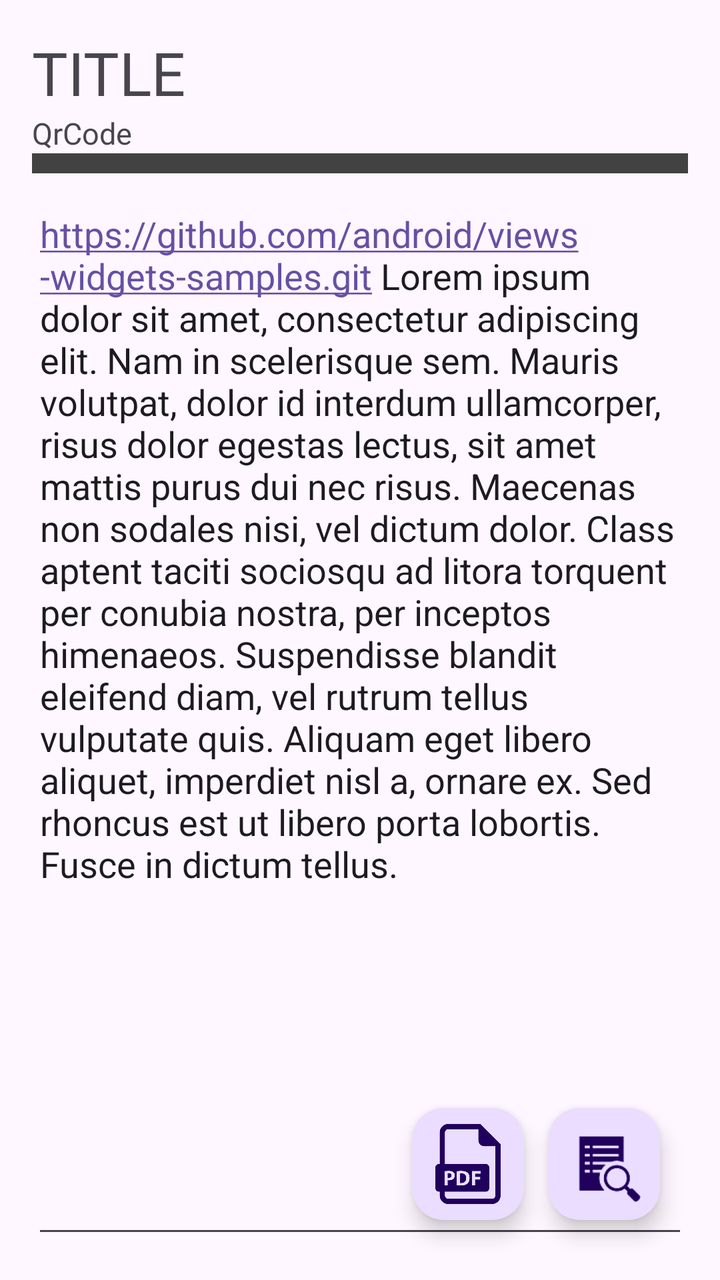
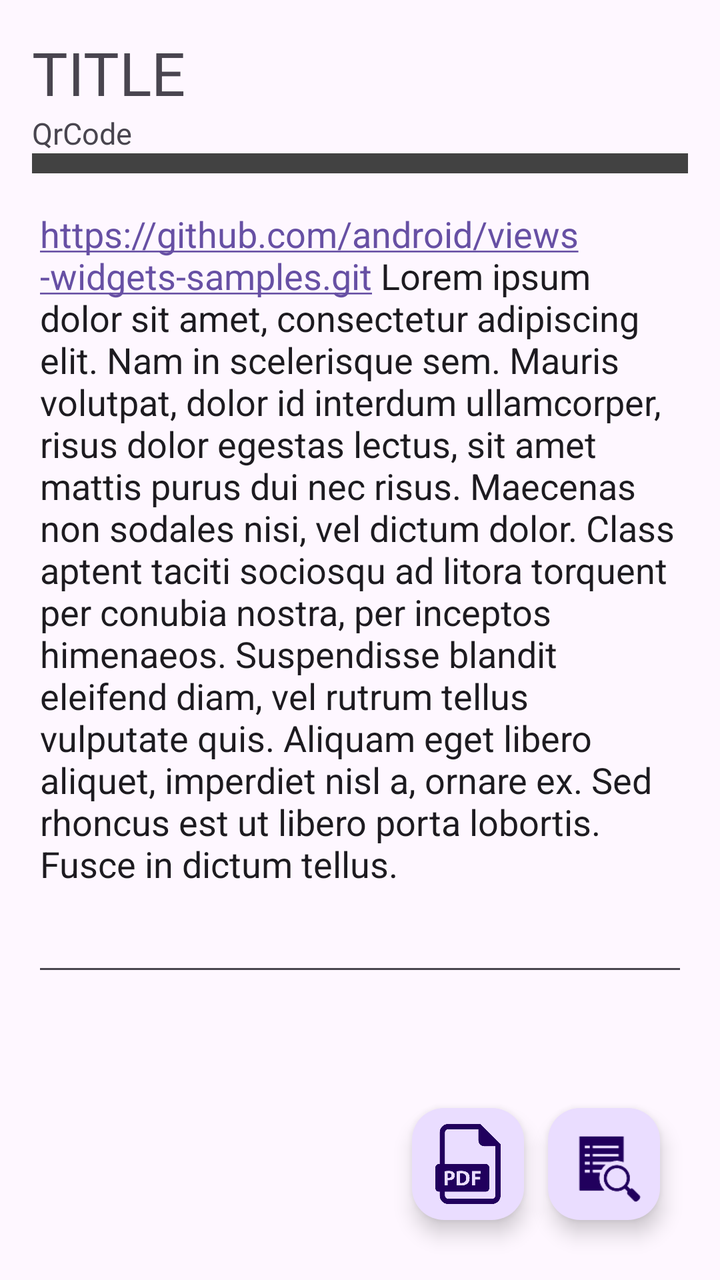

Compare the two renders of this Android layout. The source of the first and the diff that turns it into the second are given below.
<!-- AndroidManifest.xml: application theme Theme.QrNotes -->
<!-- res/layout/fragment_second.xml -->
<?xml version="1.0" encoding="utf-8"?>
<androidx.coordinatorlayout.widget.CoordinatorLayout xmlns:android="http://schemas.android.com/apk/res/android"
    xmlns:app="http://schemas.android.com/apk/res-auto"
    xmlns:tools="http://schemas.android.com/tools"
    android:layout_width="match_parent"
    android:layout_height="match_parent">

    <ScrollView
        android:layout_width="match_parent"
        android:layout_height="match_parent"
        android:fillViewport="true"
        app:layout_constraintBottom_toBottomOf="parent"
        app:layout_constraintEnd_toEndOf="parent"
        app:layout_constraintStart_toStartOf="parent"
        app:layout_constraintTop_toTopOf="parent">
    <androidx.constraintlayout.widget.ConstraintLayout
        android:layout_width="match_parent"
        android:layout_height="match_parent"
        android:padding="16dp">

        <TextView

            android:id="@+id/tileText"
            android:layout_width="wrap_content"
            android:layout_height="wrap_content"
            android:text="TITLE"
            android:textSize="30sp"
            app:layout_constraintStart_toStartOf="parent"
            app:layout_constraintTop_toTopOf="parent"
            tools:ignore="HardcodedText" />

        <TextView
            android:id="@+id/qrCode"
            android:layout_width="wrap_content"
            android:layout_height="wrap_content"
            android:text="QrCode"
            android:textSize="15sp"
            app:layout_constraintStart_toStartOf="parent"
            app:layout_constraintTop_toBottomOf="@id/tileText"
            tools:ignore="HardcodedText" />

        

        <androidx.recyclerview.widget.RecyclerView
            android:id="@+id/recycler_view_images"
            android:layout_width="match_parent"
            android:layout_height="wrap_content"
            app:layout_constraintStart_toStartOf="parent"
            app:layout_constraintTop_toBottomOf="@+id/qrCode" />

        <androidx.recyclerview.widget.RecyclerView
            android:id="@+id/recycler_view_files"
            android:layout_width="match_parent"
            android:minHeight="10dp"
            android:background="@color/cardview_dark_background"
            android:layout_height="wrap_content"
            android:maxHeight="400dp"
            android:orientation="vertical"
            android:scrollbars="vertical"
            android:scrollbarAlwaysDrawVerticalTrack="true"
            app:layout_constraintStart_toStartOf="parent"
            app:layout_constraintTop_toBottomOf="@+id/recycler_view_images" />
        <TextView
            android:id="@+id/text_view_empty_documents"
            android:layout_width="wrap_content"
            android:layout_height="wrap_content"
            android:text="No documents found"
            android:textSize="16sp"
            android:visibility="gone"
        app:layout_constraintTop_toTopOf="@id/recycler_view_files"
        app:layout_constraintBottom_toBottomOf="@id/recycler_view_files"
        app:layout_constraintStart_toStartOf="@id/recycler_view_files"
        app:layout_constraintEnd_toEndOf="@id/recycler_view_files"
        tools:visibility="visible" />

        <EditText
            android:id="@+id/edittext_second"

            android:layout_width="0dp"
            android:layout_height="0dp"


            android:layout_marginTop="8dp"
            android:gravity="top|start"
            android:autoLink="web|email"
            android:inputType="textMultiLine"
            android:linksClickable="true"
            android:minHeight="150dp"
            android:text="@string/lorem_ipsum"
            android:textAlignment="viewStart"
            app:layout_constraintBottom_toBottomOf="parent"
            app:layout_constraintEnd_toEndOf="parent"
            app:layout_constraintStart_toStartOf="parent"
            app:layout_constraintTop_toBottomOf="@id/recycler_view_files" />
    </androidx.constraintlayout.widget.ConstraintLayout>
    </ScrollView>
    <com.google.android.material.floatingactionbutton.FloatingActionButton
        android:id="@+id/fabAddPdf"
        android:layout_width="wrap_content"
        android:layout_height="wrap_content"
        android:layout_gravity="bottom|end"
        android:layout_marginEnd="98dp"
        android:layout_marginBottom="30dp"
        android:scaleType="center"
        android:src="@drawable/pdf_file"
        android:textColor="@color/black"
        android:textSize="46sp"
        app:maxImageSize="40dp" />

    <com.google.android.material.floatingactionbutton.FloatingActionButton
        android:id="@+id/fabAddDoc"
        android:layout_width="wrap_content"
        android:layout_height="wrap_content"
        android:layout_gravity="bottom|end"
        android:layout_marginEnd="30dp"
        android:layout_marginBottom="30dp"
        android:src="?android:attr/actionModeFindDrawable"
        app:maxImageSize="40dp" />
</androidx.coordinatorlayout.widget.CoordinatorLayout>
<!-- resources referenced by this layout -->
<resources>
  <color name="black">#FF000000</color>
  <!-- drawable pdf_file: png bitmap (drawable, 6414 bytes) -->
  <string name="lorem_ipsum">
          https://github.com/android/views-widgets-samples.git
  
          Lorem ipsum dolor sit amet, consectetur adipiscing elit. Nam in scelerisque sem. Mauris
          volutpat, dolor id interdum ullamcorper, risus dolor egestas lectus, sit amet mattis purus
          dui nec risus. Maecenas non sodales nisi, vel dictum dolor. Class aptent taciti sociosqu ad
          litora torquent per conubia nostra, per inceptos himenaeos. Suspendisse blandit eleifend
          diam, vel rutrum tellus vulputate quis. Aliquam eget libero aliquet, imperdiet nisl a,
          ornare ex. Sed rhoncus est ut libero porta lobortis. Fusce in dictum tellus.\n\n
      </string>
  <style name="Theme.QrNotes" parent="Base.Theme.QrNotes">
          
          <item name="android:navigationBarColor">@android:color/transparent</item>
          <item name="android:statusBarColor">@android:color/transparent</item>
          <item name="android:windowLightStatusBar">?attr/isLightTheme</item>
      </style>
  <style name="Base.Theme.QrNotes" parent="Theme.Material3.DayNight.NoActionBar">
          
          
      </style>
</resources>

<!-- the commit's change to res/layout/fragment_second.xml (unified diff, before → after) -->
@@ -8,92 +8,87 @@
     <ScrollView
         android:layout_width="match_parent"
         android:layout_height="match_parent"
-        android:fillViewport="true"
-        app:layout_constraintBottom_toBottomOf="parent"
-        app:layout_constraintEnd_toEndOf="parent"
-        app:layout_constraintStart_toStartOf="parent"
-        app:layout_constraintTop_toTopOf="parent">
-    <androidx.constraintlayout.widget.ConstraintLayout
-        android:layout_width="match_parent"
-        android:layout_height="match_parent"
-        android:padding="16dp">
+        android:fillViewport="true">
 
-        <TextView
-
-            android:id="@+id/tileText"
-            android:layout_width="wrap_content"
-            android:layout_height="wrap_content"
-            android:text="TITLE"
-            android:textSize="30sp"
-            app:layout_constraintStart_toStartOf="parent"
-            app:layout_constraintTop_toTopOf="parent"
-            tools:ignore="HardcodedText" />
-
-        <TextView
-            android:id="@+id/qrCode"
-            android:layout_width="wrap_content"
-            android:layout_height="wrap_content"
-            android:text="QrCode"
-            android:textSize="15sp"
-            app:layout_constraintStart_toStartOf="parent"
-            app:layout_constraintTop_toBottomOf="@id/tileText"
-            tools:ignore="HardcodedText" />
-
-        
-
-        <androidx.recyclerview.widget.RecyclerView
-            android:id="@+id/recycler_view_images"
+        <androidx.constraintlayout.widget.ConstraintLayout
             android:layout_width="match_parent"
             android:layout_height="wrap_content"
-            app:layout_constraintStart_toStartOf="parent"
-            app:layout_constraintTop_toBottomOf="@+id/qrCode" />
+            android:padding="16dp">
 
-        <androidx.recyclerview.widget.RecyclerView
-            android:id="@+id/recycler_view_files"
-            android:layout_width="match_parent"
-            android:minHeight="10dp"
-            android:background="@color/cardview_dark_background"
-            android:layout_height="wrap_content"
-            android:maxHeight="400dp"
-            android:orientation="vertical"
-            android:scrollbars="vertical"
-            android:scrollbarAlwaysDrawVerticalTrack="true"
-            app:layout_constraintStart_toStartOf="parent"
-            app:layout_constraintTop_toBottomOf="@+id/recycler_view_images" />
-        <TextView
-            android:id="@+id/text_view_empty_documents"
-            android:layout_width="wrap_content"
-            android:layout_height="wrap_content"
-            android:text="No documents found"
-            android:textSize="16sp"
-            android:visibility="gone"
-        app:layout_constraintTop_toTopOf="@id/recycler_view_files"
-        app:layout_constraintBottom_toBottomOf="@id/recycler_view_files"
-        app:layout_constraintStart_toStartOf="@id/recycler_view_files"
-        app:layout_constraintEnd_toEndOf="@id/recycler_view_files"
-        tools:visibility="visible" />
+            <TextView
+                android:id="@+id/tileText"
+                android:layout_width="wrap_content"
+                android:layout_height="wrap_content"
+                android:text="TITLE"
+                android:textSize="30sp"
+                app:layout_constraintStart_toStartOf="parent"
+                app:layout_constraintTop_toTopOf="parent"
+                tools:ignore="HardcodedText" />
 
-        <EditText
-            android:id="@+id/edittext_second"
+            <TextView
+                android:id="@+id/qrCode"
+                android:layout_width="wrap_content"
+                android:layout_height="wrap_content"
+                android:text="QrCode"
+                android:textSize="15sp"
+                app:layout_constraintStart_toStartOf="parent"
+                app:layout_constraintTop_toBottomOf="@id/tileText"
+                tools:ignore="HardcodedText" />
 
-            android:layout_width="0dp"
-            android:layout_height="0dp"
+            <androidx.recyclerview.widget.RecyclerView
+                android:id="@+id/recycler_view_images"
+                android:layout_width="match_parent"
+                android:layout_height="wrap_content"
+                app:layout_constraintStart_toStartOf="parent"
+                app:layout_constraintTop_toBottomOf="@+id/qrCode" />
 
+            <androidx.recyclerview.widget.RecyclerView
+                android:id="@+id/recycler_view_files"
+                android:layout_width="match_parent"
+                android:layout_height="wrap_content"
+                android:background="@color/cardview_dark_background"
+                android:maxHeight="140dp"
+                android:minHeight="10dp"
+                android:orientation="vertical"
+                android:scrollbarAlwaysDrawVerticalTrack="true"
+                android:scrollbars="vertical"
+                app:layout_constraintStart_toStartOf="parent"
+                app:layout_constraintTop_toBottomOf="@+id/recycler_view_images" />
 
-            android:layout_marginTop="8dp"
-            android:gravity="top|start"
-            android:autoLink="web|email"
-            android:inputType="textMultiLine"
-            android:linksClickable="true"
-            android:minHeight="150dp"
-            android:text="@string/lorem_ipsum"
-            android:textAlignment="viewStart"
-            app:layout_constraintBottom_toBottomOf="parent"
-            app:layout_constraintEnd_toEndOf="parent"
-            app:layout_constraintStart_toStartOf="parent"
-            app:layout_constraintTop_toBottomOf="@id/recycler_view_files" />
-    </androidx.constraintlayout.widget.ConstraintLayout>
+            <TextView
+                android:id="@+id/text_view_empty_documents"
+                android:layout_width="0dp"
+                android:layout_height="wrap_content"
+                android:gravity="center"
+                android:padding="16dp"
+                android:text="No documents found"
+                android:textColor="@android:color/white"
+                android:textSize="26sp"
+                android:visibility="gone"
+                app:layout_constraintBottom_toBottomOf="@id/recycler_view_files"
+                app:layout_constraintEnd_toEndOf="@id/recycler_view_files"
+                app:layout_constraintStart_toStartOf="@id/recycler_view_files"
+                app:layout_constraintTop_toTopOf="@id/recycler_view_files"
+                tools:visibility="visible" />
+
+            <EditText
+                android:id="@+id/edittext_second"
+                android:layout_width="0dp"
+                android:layout_height="wrap_content"
+                android:layout_marginTop="8dp"
+                android:autoLink="web|email"
+                android:gravity="top|start"
+                android:inputType="textMultiLine"
+                android:linksClickable="true"
+                android:minHeight="150dp"
+                android:text="@string/lorem_ipsum"
+                android:textAlignment="viewStart"
+                app:layout_constraintEnd_toEndOf="parent"
+                app:layout_constraintStart_toStartOf="parent"
+                app:layout_constraintTop_toBottomOf="@id/recycler_view_files" />
+        </androidx.constraintlayout.widget.ConstraintLayout>
     </ScrollView>
+
     <com.google.android.material.floatingactionbutton.FloatingActionButton
         android:id="@+id/fabAddPdf"
         android:layout_width="wrap_content"
